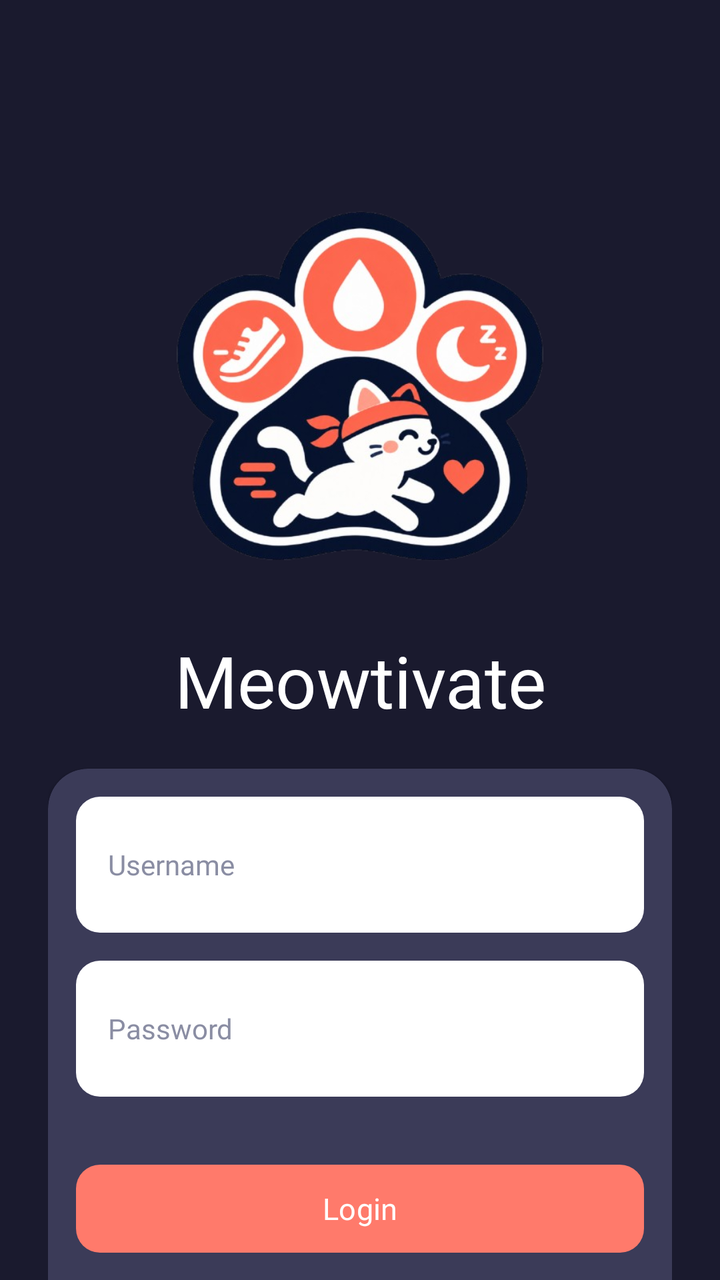
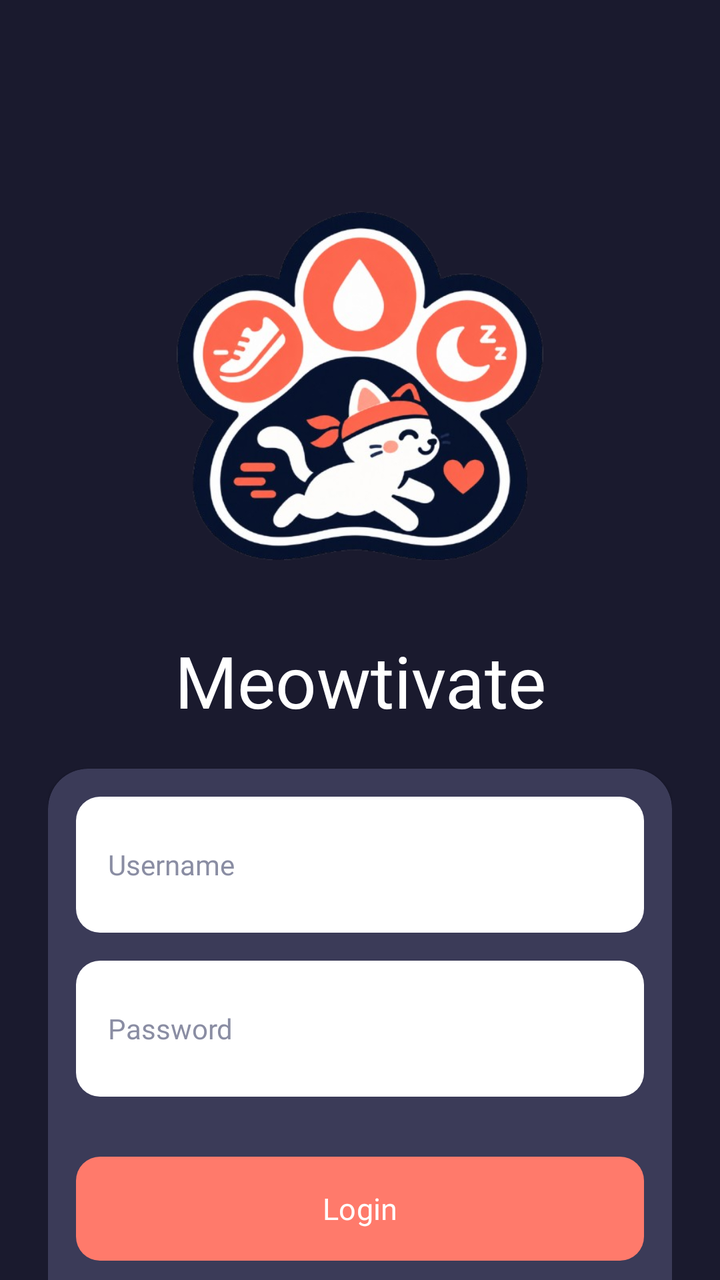

The first picture is an Android layout as it rendered before a commit; the second is the same layout after the commit. The layout source and the unified diff follow.
<!-- AndroidManifest.xml: application theme Theme.Project_risqullah -->
<!-- res/layout/activity_login.xml -->
<?xml version="1.0" encoding="utf-8"?>
<androidx.core.widget.NestedScrollView
    xmlns:android="http://schemas.android.com/apk/res/android"
    xmlns:app="http://schemas.android.com/apk/res-auto"
    android:layout_width="match_parent"
    android:layout_height="match_parent"
    android:background="@color/navy"
    android:fillViewport="true"
    android:overScrollMode="never">

    <LinearLayout
        android:layout_width="match_parent"
        android:layout_height="wrap_content"
        android:orientation="vertical"
        android:gravity="center_horizontal"
        android:paddingStart="24dp"
        android:paddingEnd="24dp"
        android:paddingTop="92dp"
        android:paddingBottom="24dp">

        
        <ImageView
            android:id="@+id/imgLogo"
            android:layout_width="200dp"
            android:layout_height="200dp"
            android:src="@drawable/meowtivate_mark_rmbg"
            android:scaleType="fitCenter"
            android:contentDescription="Logo Meowtivate" />

        
        <TextView
            android:id="@+id/tvAppName"
            style="@style/TextAppearance.Meowtivate.Headline"
            android:layout_width="wrap_content"
            android:layout_height="wrap_content"
            android:layout_marginTop="24dp"
            android:text="Meowtivate"
            android:textColor="@color/white"
            android:textSize="36sp"
            android:gravity="center" />

        
        <androidx.cardview.widget.CardView
            android:layout_width="match_parent"
            android:layout_height="wrap_content"
            android:layout_marginTop="20dp"
            app:cardBackgroundColor="@color/navy_secondary"
            app:cardCornerRadius="20dp"
            app:cardElevation="2dp"
            app:cardUseCompatPadding="false">

        <LinearLayout
            android:layout_width="match_parent"
            android:layout_height="wrap_content"
            android:orientation="vertical"
            android:padding="14dp">

            
            <EditText
                android:id="@+id/etUsername"
                android:layout_width="match_parent"
                android:layout_height="68dp"
                android:background="@drawable/bg_login_field"
                android:paddingStart="16dp"
                android:paddingEnd="16dp"
                android:paddingTop="12dp"
                android:paddingBottom="12dp"
                android:gravity="center_vertical"
                android:fontFamily="@font/inter_regular"
                android:hint="Username"
                android:inputType="text"
                android:singleLine="true"
                android:autofillHints="username"
                android:textColor="@color/navy"
                android:textColorHint="@color/muted"
                android:textSize="14sp" />

            
            <EditText
                android:id="@+id/etPassword"
                android:layout_width="match_parent"
                android:layout_height="68dp"
                android:layout_marginTop="14dp"
                android:background="@drawable/bg_login_field"
                android:paddingStart="16dp"
                android:paddingEnd="16dp"
                android:paddingTop="12dp"
                android:paddingBottom="12dp"
                android:gravity="center_vertical"
                android:fontFamily="@font/inter_regular"
                android:hint="Password"
                android:inputType="textPassword"
                android:singleLine="true"
                android:autofillHints="password"
                android:textColor="@color/navy"
                android:textColorHint="@color/muted"
                android:textSize="14sp" />

            
            <com.google.android.material.button.MaterialButton
                android:id="@+id/btnLogin"
                android:layout_width="match_parent"
                android:layout_height="52dp"
                android:layout_marginTop="30dp"
                android:text="Login"
                android:textAllCaps="false"
                android:textColor="@color/white"
                android:textSize="15sp"
                android:fontFamily="@font/inter_semibold"
                app:backgroundTint="@color/coral"
                app:cornerRadius="12dp"
                app:insetTop="0dp"
                app:insetBottom="0dp" />

            
            <com.google.android.material.button.MaterialButton
                android:id="@+id/btnRegister"
                android:layout_width="match_parent"
                android:layout_height="40dp"
                android:layout_marginTop="12dp"
                android:minHeight="0dp"
                android:text="Registrasi"
                android:textAllCaps="false"
                android:textColor="@color/white"
                android:textSize="12sp"
                android:fontFamily="@font/inter_regular"
                app:backgroundTint="@color/navy"
                app:rippleColor="@android:color/transparent"
                app:cornerRadius="0dp"
                app:strokeWidth="0dp"
                app:insetTop="0dp"
                app:insetBottom="0dp" />

        </LinearLayout>
        </androidx.cardview.widget.CardView>
    </LinearLayout>


</androidx.core.widget.NestedScrollView>
<!-- resources referenced by this layout -->
<resources>
  <color name="coral">#FF7A6B</color>
  <color name="muted">#8A8DA3</color>
  <color name="navy">#1A1A2E</color>
  <color name="navy_secondary">#3B3B58</color>
  <color name="white">#FFFFFFFF</color>
  <!-- drawable bg_login_field (drawable) -->
  <?xml version="1.0" encoding="utf-8"?>
  <shape xmlns:android="http://schemas.android.com/apk/res/android"
      android:shape="rectangle">
  
      <solid android:color="@color/white" />
  
      <corners android:radius="12dp" />
  
  </shape>
  <!-- drawable meowtivate_mark_rmbg: png bitmap (drawable-nodpi, 297039 bytes) -->
  <style name="TextAppearance.Meowtivate.Headline" parent="TextAppearance.Material3.HeadlineLarge">
  
          <item name="fontFamily">@font/poppins_bold</item>
          <item name="android:fontFamily">@font/poppins_bold</item>
          <item name="android:textColor">@color/text_primary</item>
  
      </style>
  <style name="Theme.Project_risqullah" parent="Base.Theme.Project_risqullah" />
  <color name="text_primary">#1A1A2E</color>
  <style name="Base.Theme.Project_risqullah" parent="Theme.Material3.Light.NoActionBar">
  
          
          <item name="colorPrimary">@color/navy</item>
          <item name="colorOnPrimary">@color/white</item>
  
          <item name="colorSecondary">@color/coral</item>
          <item name="colorOnSecondary">@color/navy</item>
  
          <item name="colorTertiary">@color/green</item>
  
          
          <item name="colorSurface">@color/surface_white</item>
          <item name="colorOnSurface">@color/text_primary</item>
          <item name="colorOutline">@color/border_default</item>
  
          
          <item name="android:colorAccent">@color/coral</item>
          <item name="android:windowBackground">@color/cream</item>
  
          
          <item name="android:statusBarColor">@color/navy</item>
          <item name="android:navigationBarColor">@color/navy</item>
          <item name="android:windowLightStatusBar">false</item>
          <item name="android:windowLightNavigationBar">false</item>
  
      </style>
  <color name="green">#52B788</color>
  <color name="surface_white">#FFFFFF</color>
  <color name="border_default">#E5E7EB</color>
  <color name="cream">#FFF8F4</color>
</resources>

<!-- the commit's change to res/layout/activity_login.xml (unified diff, before → after) -->
@@ -109,8 +109,8 @@
                 android:fontFamily="@font/inter_semibold"
                 app:backgroundTint="@color/coral"
                 app:cornerRadius="12dp"
-                app:insetTop="0dp"
-                app:insetBottom="0dp" />
+                android:insetTop="0dp"
+                android:insetBottom="0dp" />
 
             
             <com.google.android.material.button.MaterialButton
@@ -128,8 +128,8 @@
                 app:rippleColor="@android:color/transparent"
                 app:cornerRadius="0dp"
                 app:strokeWidth="0dp"
-                app:insetTop="0dp"
-                app:insetBottom="0dp" />
+                android:insetTop="0dp"
+                android:insetBottom="0dp" />
 
         </LinearLayout>
         </androidx.cardview.widget.CardView>
